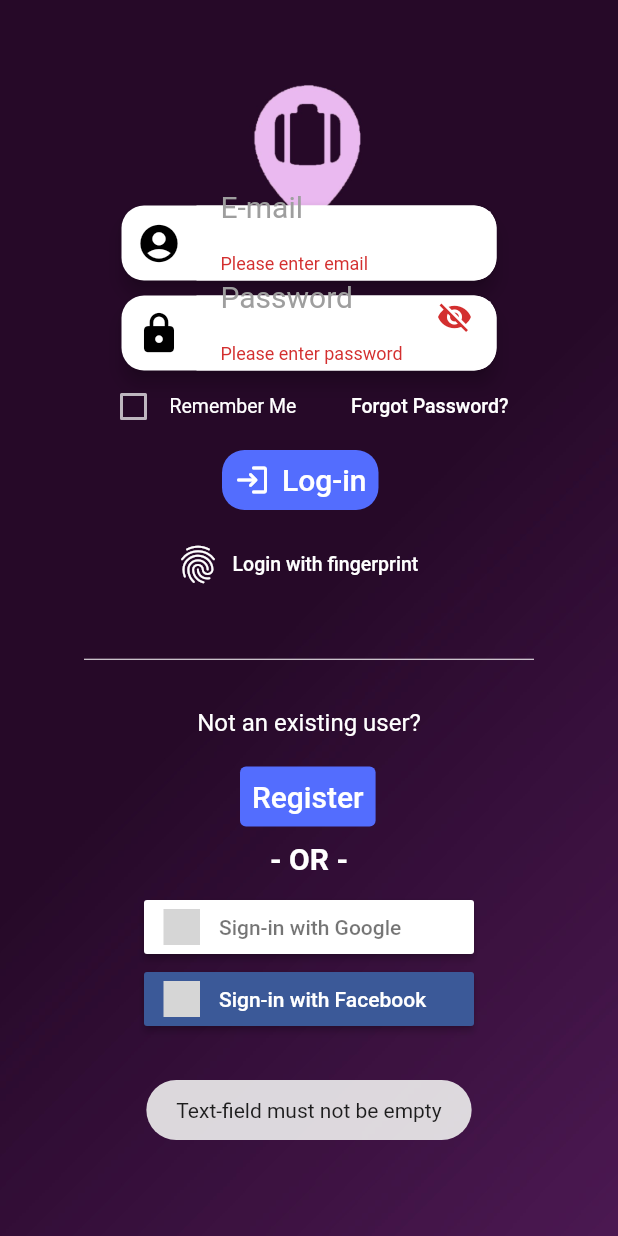
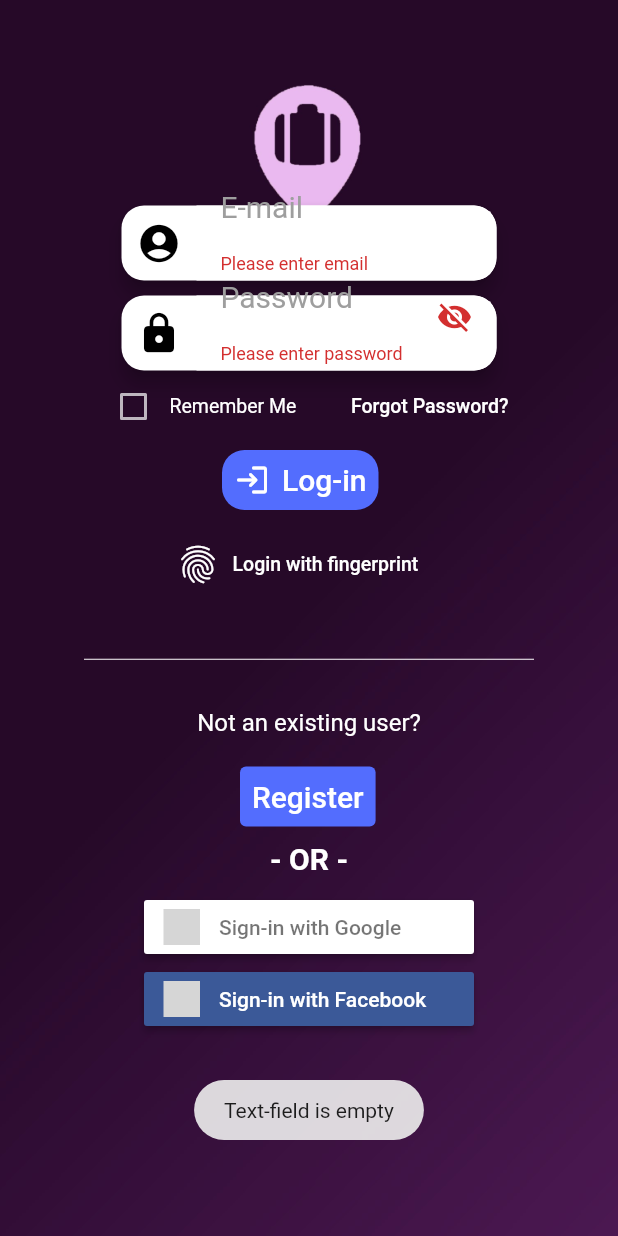
Before and after one commit to Saugat-Maharjan7/Smart-Travel-Planning, a Flutter app: the screen it shows after launch, after a tap on "Skip", after a tap on "Log-in", on a phone screen of 412 x 824 dp. Run offline on Flutter 3.47's test engine with Material 2 defaults, Android fonts, the phone set to English and light mode, and no system bars; our stand-ins replace firebase_auth, firebase_core, flushbar, flutter_icons, flutter_signin_button, fluttertoast and 7 more; accounts and stored records are empty; network calls fail; grey boxes are pictures that could not be loaded.

Commit message:
STPA V3(New changes - login ma alikati milaunu parcha)

```diff
--- a/lib/Login/login_page.dart
+++ b/lib/Login/login_page.dart
@@ -311,16 +311,14 @@ class _LoginPageState extends State<LoginPage> {
                                 TextButton.icon(
                                   onPressed: () async {
                                     if (_formkey.currentState.validate()) {
-                                    } else {
                                       Fluttertoast.showToast(
-                                          msg: "Text-field must not be empty");
-                                    }
-                                    try {
-                                      final newUser = await _auth
-                                          .signInWithEmailAndPassword(
-                                              email: email, password: password);
-                                      if (newUser != null) {
-                                        if (_formkey.currentState.validate()) {
+                                          msg: "User not registered");
+                                      try {
+                                        final newUser = await _auth
+                                            .signInWithEmailAndPassword(
+                                                email: email,
+                                                password: password);
+                                        if (newUser != null) {
                                           Navigator.pushNamed(
                                               context, HomePage.id);
                                           print(email);
@@ -328,24 +326,29 @@ class _LoginPageState extends State<LoginPage> {
                                           print('Successful');
                                           Fluttertoast.showToast(
                                               msg: "User signing in");
-                                        } else {
-                                          Fluttertoast.showToast(
-                                              msg:
-                                                  "Textfield must not be empty");
-                                          Flushbar(
-                                            title: 'Invalid',
-                                            message:
-                                                'Text-field must be filled properly.',
-                                            backgroundColor: Colors.blueAccent,
-                                            duration: Duration(seconds: 5),
-                                          ).show(context);
-                                          print("Unsuccessful");
+                                          // if (_formkey.currentState.validate()) {
+                                          //
+                                          // } else {
+                                          //   Fluttertoast.showToast(
+                                          //       msg: "User not Registered");
+                                          //   // Flushbar(
+                                          //   //   title: 'Invalid',
+                                          //   //   message:
+                                          //   //       'Text-field must be filled properly.',
+                                          //   //   backgroundColor: Colors.blueAccent,
+                                          //   //   duration: Duration(seconds: 5),
+                                          //   // ).show(context);
+                                          //   print("Unsuccessful");
+                                          // }
+                                          // Navigator.pushNamed(
+                                          //     context, HomePage.id);
                                         }
-                                        Navigator.pushNamed(
-                                            context, HomePage.id);
+                                      } catch (e) {
+                                        print(e);
                                       }
-                                    } catch (e) {
-                                      print(e);
+                                    } else {
+                                      Fluttertoast.showToast(
+                                          msg: "Text-field is empty");
                                     }
                                   },
                                   icon: Icon(
```
